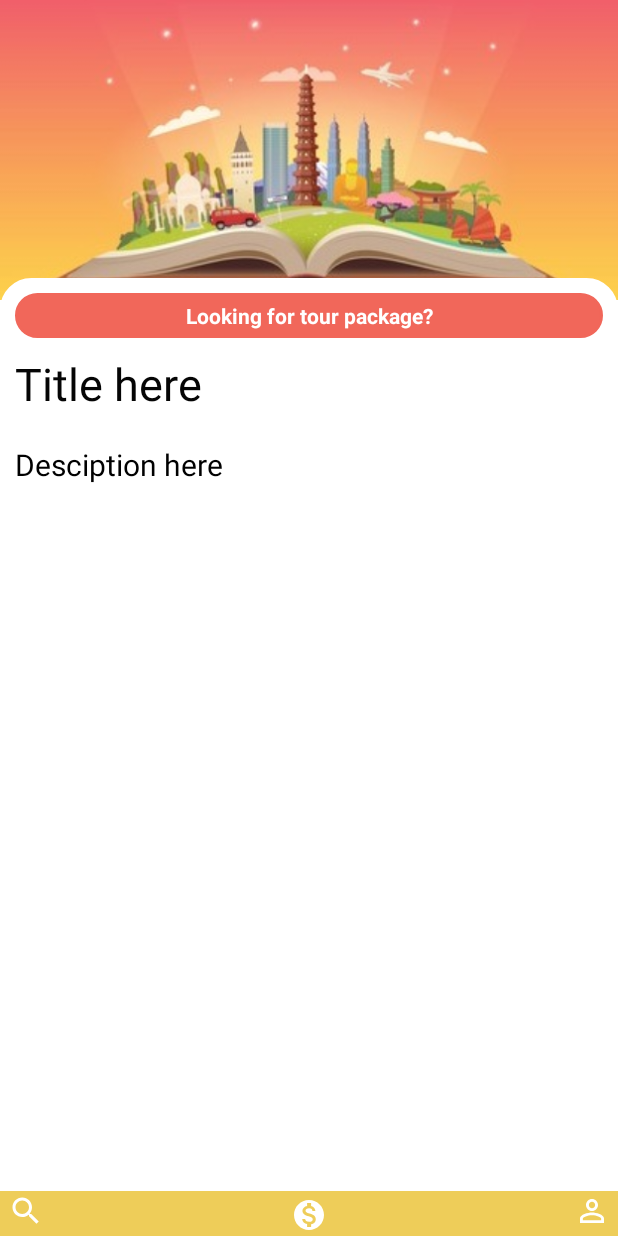
After one commit to ShovonSikder/Travellovisor, an Android app: the TravelGuideDetails screen opened directly, with no data from a screen before it, on a phone screen of 412 x 824 dp. The commit adds this screen. Run offline under Robolectric (Android 15) with nearby library versions, the phone set to English and light mode, and no system bars.

Commit message:
added travelGuide and details activity. Databse connection is not completed!!

```diff
--- a/app/src/main/AndroidManifest.xml
+++ b/app/src/main/AndroidManifest.xml
@@ -13,6 +13,9 @@
         android:theme="@style/Theme.Travellovisor">
         <activity
             android:name=".services.TravelGuideDetails"
+            android:exported="true" />
+        <activity
+            android:name=".services.TravelGuide"
             android:exported="true" />
         <activity
             android:name=".services.FindPlaces"
--- /dev/null
+++ b/app/src/main/java/com/example/travellovisor/services/TravelGuideDetails.java
@@ -0,0 +1,39 @@
+package com.example.travellovisor.services;
+
+import androidx.appcompat.app.AppCompatActivity;
+
+import android.content.Intent;
+import android.os.Bundle;
+import android.view.View;
+import android.widget.ImageView;
+
+import com.example.travellovisor.Homepage;
+import com.example.travellovisor.R;
+
+public class TravelGuideDetails extends AppCompatActivity {
+ImageView search1;
+    @Override
+    protected void onCreate(Bundle savedInstanceState) {
+        super.onCreate(savedInstanceState);
+        setContentView(R.layout.activity_travel_guide_details);
+//        Intent intenttest=new Intent(getApplicationContext(),TravelGuide.class);
+//        startActivity(intenttest);
+        //reference area
+        search1=findViewById(R.id.search1);
+
+        //redirect to homepage on click on search icon
+        search1.setOnClickListener(new View.OnClickListener() {
+            @Override
+            public void onClick(View v) {
+                Intent intent=new Intent(getApplicationContext(),Homepage.class);
+                startActivity(intent);
+                finish();
+            }
+        });
+
+
+
+    }
+
+
+}
--- /dev/null
+++ b/app/src/main/res/drawable/ic_baseline_monetization_on_24.xml
@@ -0,0 +1,5 @@
+<vector android:height="24dp" android:tint="#FFFFFF"
+    android:viewportHeight="24" android:viewportWidth="24"
+    android:width="24dp" xmlns:android="http://schemas.android.com/apk/res/android">
+    <path android:fillColor="@android:color/white" android:pathData="M12,2C6.48,2 2,6.48 2,12s4.48,10 10,10 10,-4.48 10,-10S17.52,2 12,2zM13.41,18.09L13.41,20h-2.67v-1.93c-1.71,-0.36 -3.16,-1.46 -3.27,-3.4h1.96c0.1,1.05 0.82,1.87 2.65,1.87 1.96,0 2.4,-0.98 2.4,-1.59 0,-0.83 -0.44,-1.61 -2.67,-2.14 -2.48,-0.6 -4.18,-1.62 -4.18,-3.67 0,-1.72 1.39,-2.84 3.11,-3.21L10.74,4h2.67v1.95c1.86,0.45 2.79,1.86 2.85,3.39L14.3,9.34c-0.05,-1.11 -0.64,-1.87 -2.22,-1.87 -1.5,0 -2.4,0.68 -2.4,1.64 0,0.84 0.65,1.39 2.67,1.91s4.18,1.39 4.18,3.91c-0.01,1.83 -1.38,2.83 -3.12,3.16z"/>
+</vector>
--- /dev/null
+++ b/app/src/main/res/drawable/ic_baseline_perm_identity_24.xml
@@ -0,0 +1,5 @@
+<vector android:height="24dp" android:tint="#FFFFFF"
+    android:viewportHeight="24" android:viewportWidth="24"
+    android:width="24dp" xmlns:android="http://schemas.android.com/apk/res/android">
+    <path android:fillColor="@android:color/white" android:pathData="M12,5.9c1.16,0 2.1,0.94 2.1,2.1s-0.94,2.1 -2.1,2.1S9.9,9.16 9.9,8s0.94,-2.1 2.1,-2.1m0,9c2.97,0 6.1,1.46 6.1,2.1v1.1L5.9,18.1L5.9,17c0,-0.64 3.13,-2.1 6.1,-2.1M12,4C9.79,4 8,5.79 8,8s1.79,4 4,4 4,-1.79 4,-4 -1.79,-4 -4,-4zM12,13c-2.67,0 -8,1.34 -8,4v3h16v-3c0,-2.66 -5.33,-4 -8,-4z"/>
+</vector>
--- /dev/null
+++ b/app/src/main/res/drawable/ic_baseline_search_24.xml
@@ -0,0 +1,5 @@
+<vector android:height="24dp" android:tint="#FFFFFF"
+    android:viewportHeight="24" android:viewportWidth="24"
+    android:width="24dp" xmlns:android="http://schemas.android.com/apk/res/android">
+    <path android:fillColor="@android:color/white" android:pathData="M15.5,14h-0.79l-0.28,-0.27C15.41,12.59 16,11.11 16,9.5 16,5.91 13.09,3 9.5,3S3,5.91 3,9.5 5.91,16 9.5,16c1.61,0 3.09,-0.59 4.23,-1.57l0.27,0.28v0.79l5,4.99L20.49,19l-4.99,-5zM9.5,14C7.01,14 5,11.99 5,9.5S7.01,5 9.5,5 14,7.01 14,9.5 11.99,14 9.5,14z"/>
+</vector>
--- /dev/null
+++ b/app/src/main/res/drawable/shapebackground.xml
@@ -0,0 +1,10 @@
+<?xml version="1.0" encoding="utf-8"?>
+<shape xmlns:android="http://schemas.android.com/apk/res/android">
+
+    <stroke android:color="@color/white" android:width="2dp"></stroke>
+    <solid android:color="@color/white"></solid>
+
+    <corners android:radius="20dp">
+
+    </corners>
+</shape>
--- /dev/null
+++ b/app/src/main/res/drawable/shapebuttonbackground.xml
@@ -0,0 +1,12 @@
+<?xml version="1.0" encoding="utf-8"?>
+<shape xmlns:android="http://schemas.android.com/apk/res/android">
+
+    <stroke android:color="#F1675A" android:width="2dp"></stroke>
+    <solid android:color="#F1675A"
+        ></solid>
+
+
+    <corners android:radius="20dp">
+
+    </corners>
+</shape>
--- /dev/null
+++ b/app/src/main/res/layout/activity_travel_guide_details.xml
@@ -0,0 +1,118 @@
+<?xml version="1.0" encoding="utf-8"?>
+<androidx.constraintlayout.widget.ConstraintLayout xmlns:android="http://schemas.android.com/apk/res/android"
+    xmlns:app="http://schemas.android.com/apk/res-auto"
+    xmlns:tools="http://schemas.android.com/tools"
+    android:layout_width="match_parent"
+    android:layout_height="match_parent"
+    android:orientation="vertical"
+    tools:context=".services.TravelGuideDetails">
+    <!--parent-->
+    <LinearLayout
+        android:id="@+id/linearLayout"
+        android:layout_width="match_parent"
+        android:layout_height="wrap_content"
+        android:orientation="vertical"
+        app:layout_constraintTop_toTopOf="parent">
+
+        <!--dispaly image-->
+        <LinearLayout
+            android:layout_width="match_parent"
+            android:layout_height="wrap_content"
+            android:layout_marginBottom="15dp">
+
+            <ImageView
+                android:id="@+id/themeImage"
+                android:layout_width="match_parent"
+                android:layout_height="200dp"
+                android:scaleType="centerCrop"
+                android:src="@drawable/image1"
+                />
+        </LinearLayout>
+
+        <!--Title & description-->
+        <LinearLayout
+            android:layout_width="match_parent"
+            android:layout_height="wrap_content"
+            android:layout_marginTop="-30dp"
+            android:background="@drawable/shapebackground"
+            android:orientation="vertical">
+            <TextView
+                android:id="@+id/butonToPkg"
+                android:layout_width="match_parent"
+                android:layout_height="30dp"
+                android:layout_marginLeft="10dp"
+                android:layout_marginTop="10dp"
+                android:layout_marginRight="10dp"
+                android:background="@drawable/shapebuttonbackground"
+                android:gravity="center"
+                android:text="Looking for tour package?"
+                android:textColor="@color/white"
+                android:textStyle="bold" />
+            <TextView
+                android:id="@+id/title"
+                android:layout_width="match_parent"
+                android:layout_height="wrap_content"
+                android:padding="10dp"
+                android:text="Title here"
+                android:textColor="#050505"
+                android:textSize="30sp" />
+            <!--description could be overflow the area so we need a scroll view-->
+            <ScrollView
+                android:layout_width="match_parent"
+                android:layout_height="match_parent">
+
+                <TextView
+                    android:id="@+id/description"
+                    android:layout_width="match_parent"
+                    android:layout_height="match_parent"
+                    android:padding="10dp"
+                    android:text="Desciption here"
+                    android:textColor="@color/black"
+                    android:textSize="20sp" />
+
+            </ScrollView>
+
+        </LinearLayout>
+
+
+    </LinearLayout>
+
+    <!--footer-->
+    <RelativeLayout
+        android:layout_width="match_parent"
+        android:layout_height="30dp"
+        android:background="#EECD59"
+        android:gravity="center_vertical"
+        android:paddingLeft="5dp"
+        android:paddingRight="5dp"
+        app:layout_constraintBottom_toBottomOf="parent">
+
+        <ImageView
+            android:id="@+id/search1"
+            android:layout_width="wrap_content"
+            android:layout_height="wrap_content"
+            android:layout_alignParentLeft="true"
+            android:src="@drawable/ic_baseline_search_24" />
+
+        <ImageView
+            android:id="@+id/currency"
+            android:layout_width="wrap_content"
+            android:layout_height="wrap_content"
+            android:layout_centerInParent="true"
+            android:src="@drawable/ic_baseline_monetization_on_24"
+
+            />
+
+        <ImageView
+            android:id="@+id/profile"
+            android:layout_width="wrap_content"
+            android:layout_height="wrap_content"
+            android:layout_alignParentRight="true"
+            android:src="@drawable/ic_baseline_perm_identity_24"
+
+            />
+
+    </RelativeLayout>
+
+
+</androidx.constraintlayout.widget.ConstraintLayout>
--- a/app/src/main/res/values/themes.xml
+++ b/app/src/main/res/values/themes.xml
@@ -3,7 +3,7 @@
     <style name="Theme.Travellovisor" parent="Theme.MaterialComponents.DayNight.NoActionBar">
         <!-- Primary brand color. -->
         <item name="colorPrimary">@color/purple_500</item>
-        <item name="colorPrimaryVariant">@color/purple_700</item>
+        <item name="colorPrimaryVariant">#EECD59</item>
         <item name="colorOnPrimary">@color/white</item>
         <!-- Secondary brand color. -->
         <item name="colorSecondary">@color/teal_200</item>
```
Also changed, not shown: app/src/main/java/com/example/travellovisor/MainActivity.java (+8 -2 lines), app/src/main/java/com/example/travellovisor/services/GuideListAdapter.java (added, +53 -0 lines), app/src/main/java/com/example/travellovisor/services/TravelGuide.java (+53 -1 lines), app/src/main/res/drawable/listiteamshape.xml (added, +11 -0 lines), app/src/main/res/layout/activity_travel_guide.xml (+99 -2 lines), app/src/main/res/layout/ttravel_guide_list_sample_view.xml (added, +36 -0 lines), app/src/main/res/drawable/image1.jpg (added), 413 other files.
